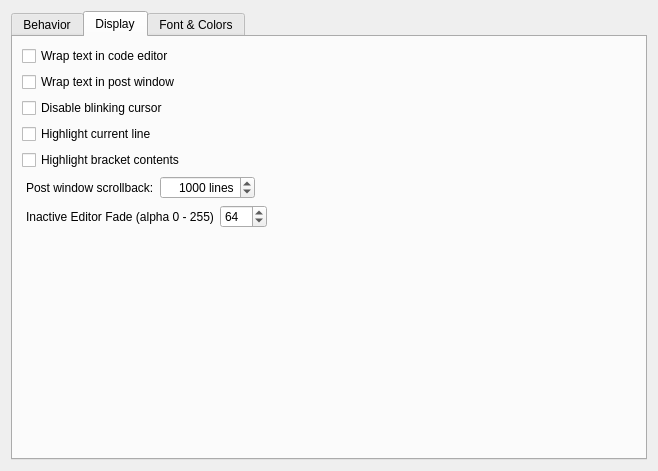
supercollider/supercollider, file editors/sc-ide/forms/settings_editor.ui: the form before one commit.
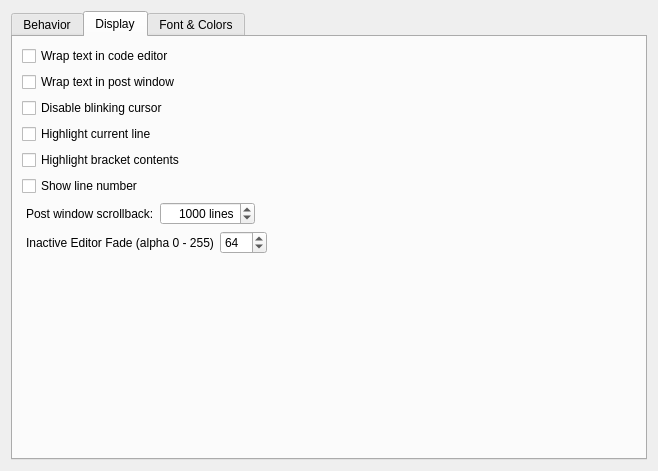
The form after the commit. Custom widgets are drawn as their Qt base class.

Commit message:
ide: add hide line number feature
This feature is available into the editor/display section of the
preference dialog.

Diff of the .ui file:
```diff
--- a/editors/sc-ide/forms/settings_editor.ui
+++ b/editors/sc-ide/forms/settings_editor.ui
@@ -232,6 +232,13 @@
           </property>
          </widget>
         </item>
+        <item>
+         <widget class="QCheckBox" name="showLinenumber">
+          <property name="text">
+           <string>Show line number</string>
+          </property>
+         </widget>
+        </item>
         <item>
          <layout class="QHBoxLayout" name="horizontalLayout_3">
           <item>
```
The commit also changes 6 other files.
